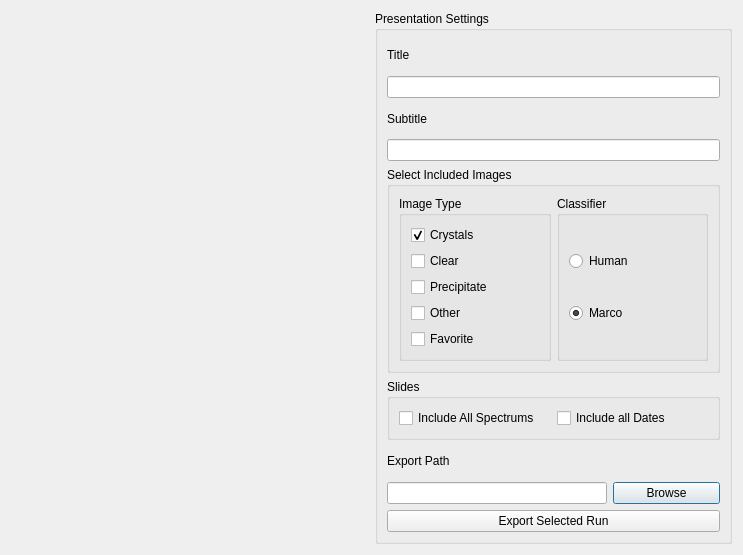
Before: the Qt Designer form pyqt_designer/pptx_designer.ui in Hauptman-Woodward/Marco_Polo, drawn with Qt 5.
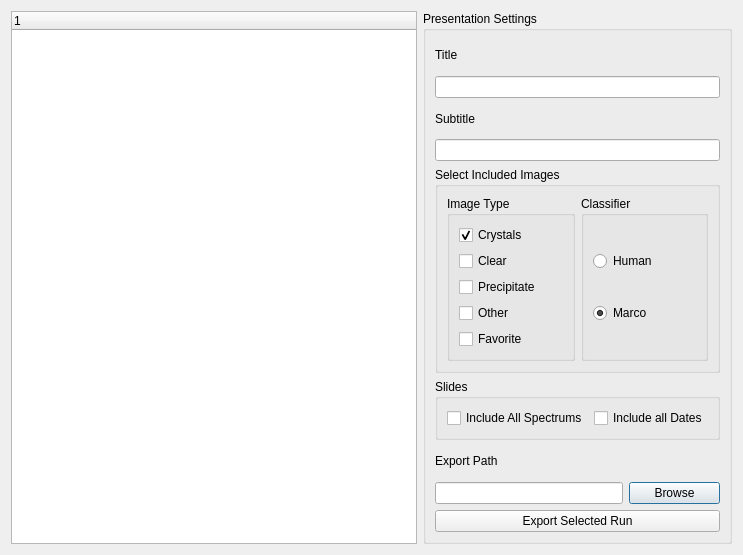
After: the same form once the commit is applied. Custom widgets are drawn as their Qt base class.

```diff
--- a/pyqt_designer/pptx_designer.ui
+++ b/pyqt_designer/pptx_designer.ui
@@ -13,15 +13,26 @@
   <property name="windowTitle">
    <string>Presentation Exporter</string>
   </property>
+  <property name="sizeGripEnabled">
+   <bool>false</bool>
+  </property>
+  <property name="modal">
+   <bool>false</bool>
+  </property>
   <layout class="QGridLayout" name="gridLayout_3">
    <item row="0" column="0">
-    <widget class="RunTree" name="runTreeWidget" native="true">
+    <widget class="RunTree" name="runTreeWidget">
      <property name="minimumSize">
       <size>
        <width>200</width>
        <height>0</height>
       </size>
      </property>
+     <column>
+      <property name="text">
+       <string notr="true">1</string>
+      </property>
+     </column>
     </widget>
    </item>
    <item row="0" column="1">
@@ -193,8 +204,8 @@
  <customwidgets>
   <customwidget>
    <class>RunTree</class>
-   <extends>QWidget</extends>
-   <header>polo.widgets.run_tree.h</header>
+   <extends>QTreeWidget</extends>
+   <header>polo/widgets/run_tree.h</header>
   </customwidget>
  </customwidgets>
  <resources/>
```
